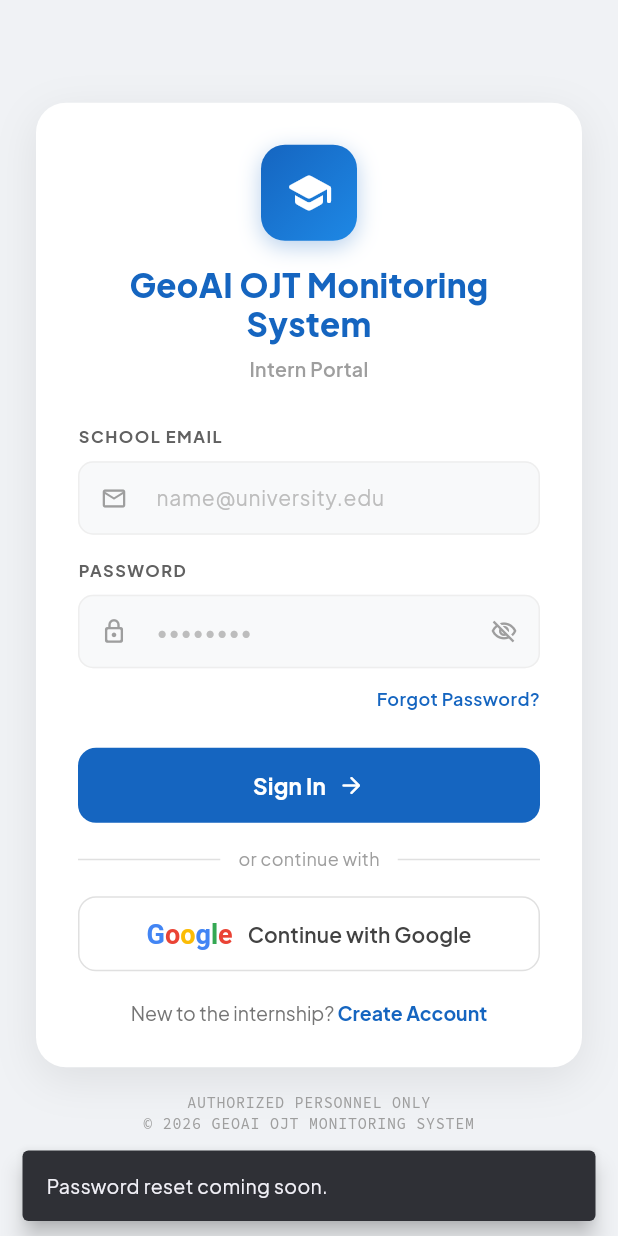
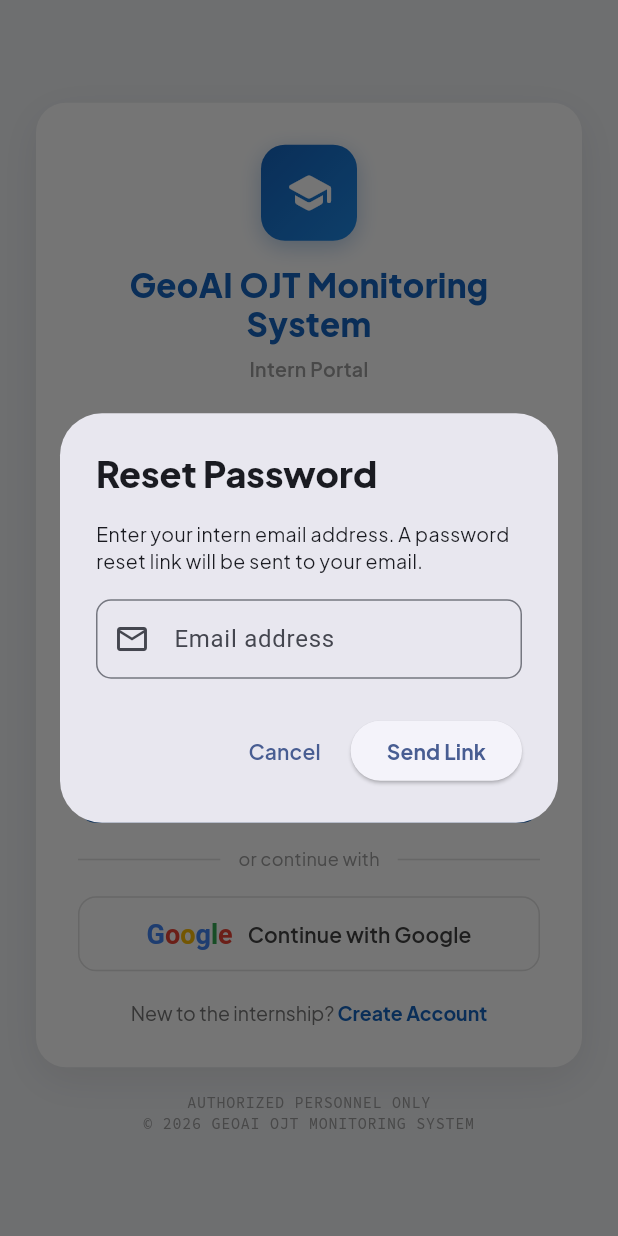
Before and after one commit to Ryel-2-1/ojt_monitoring_app, a Flutter app: the screen it shows after launch, after a tap on "Forgot Password?", on a phone screen of 412 x 824 dp. Run offline on Flutter 3.47's test engine with Material 3 defaults, Android fonts, the light colour scheme and no system bars; our stand-ins replace cloud_firestore, connectivity_plus, firebase_auth, firebase_core, flutter_map, geolocator and 7 more; missing offline and left inert: geolocator_android; accounts and stored records are empty.

Commit message:
bug fixes

```diff
--- a/lib/screens/login_screen.dart
+++ b/lib/screens/login_screen.dart
@@ -123,6 +123,167 @@ class _LoginScreenState extends State<LoginScreen> {
     }
   }
 
+
+Future<void> _showResetPasswordDialog() async {
+  final resetEmailController = TextEditingController(
+    text: _emailController.text.trim(),
+  );
+
+  await showDialog<void>(
+    context: context,
+    builder: (dialogContext) {
+      bool isSending = false;
+      String? dialogError;
+
+      return StatefulBuilder(
+        builder: (context, setDialogState) {
+          return AlertDialog(
+            title: Text(
+              'Reset Password',
+              style: GoogleFonts.plusJakartaSans(
+                fontWeight: FontWeight.w800,
+              ),
+            ),
+            content: Column(
+              mainAxisSize: MainAxisSize.min,
+              crossAxisAlignment: CrossAxisAlignment.start,
+              children: [
+                Text(
+                  'Enter your intern email address. A password reset link will be sent to your email.',
+                  style: GoogleFonts.plusJakartaSans(
+                    fontSize: 13,
+                    height: 1.4,
+                  ),
+                ),
+                const SizedBox(height: 16),
+                TextField(
+                  controller: resetEmailController,
+                  keyboardType: TextInputType.emailAddress,
+                  textInputAction: TextInputAction.done,
+                  enabled: !isSending,
+                  style: GoogleFonts.plusJakartaSans(fontSize: 14),
+                  decoration: InputDecoration(
+                    labelText: 'Email address',
+                    hintText: 'name@university.edu',
+                    prefixIcon: const Icon(Icons.email_outlined),
+                    border: OutlineInputBorder(
+                      borderRadius: BorderRadius.circular(10),
+                    ),
+                  ),
+                ),
+                if (dialogError != null) ...[
+                  const SizedBox(height: 12),
+                  Text(
+                    dialogError!,
+                    style: GoogleFonts.plusJakartaSans(
+                      fontSize: 12,
+                      color: const Color(0xFFC62828),
+                      fontWeight: FontWeight.w600,
+                    ),
+                  ),
+                ],
+              ],
+            ),
+            actions: [
+              TextButton(
+                onPressed: isSending
+                    ? null
+                    : () {
+                        Navigator.of(dialogContext).pop();
+                      },
+                child: Text(
+                  'Cancel',
+                  style: GoogleFonts.plusJakartaSans(
+                    fontWeight: FontWeight.w600,
+                  ),
+                ),
+              ),
+              ElevatedButton(
+                onPressed: isSending
+                    ? null
+                    : () async {
+                        final email = resetEmailController.text.trim();
+
+                        if (email.isEmpty ||
+                            !email.contains('@') ||
+                            !email.contains('.')) {
+                          setDialogState(() {
+                            dialogError = 'Enter a valid email address.';
+                          });
+                          return;
+                        }
+
+                        setDialogState(() {
+                          isSending = true;
+                          dialogError = null;
+                        });
+
+                        try {
+                          final authService =
+                              AppServices.of(context).authService;
+
+                          await authService.sendPasswordResetEmail(
+                            email: email,
+                          );
+
+                          if (!mounted || !dialogContext.mounted) return;
+
+                          Navigator.of(dialogContext).pop();
+
+                          ScaffoldMessenger.of(context).showSnackBar(
+                            SnackBar(
+                              content: Text(
+                                'Password reset link sent. Please check your email.',
+                                style: GoogleFonts.plusJakartaSans(
+                                  fontSize: 13,
+                                ),
+                              ),
+                              duration: const Duration(seconds: 3),
+                              behavior: SnackBarBehavior.floating,
+                            ),
+                          );
+                        } on AuthException catch (e) {
+                          if (!dialogContext.mounted) return;
+
+                          setDialogState(() {
+                            dialogError = e.message;
+                            isSending = false;
+                          });
+                        } catch (_) {
+                          if (!dialogContext.mounted) return;
+
+                          setDialogState(() {
+                            dialogError =
+                                'Could not send reset email. Please try again.';
+                            isSending = false;
+                          });
+                        }
+                      },
+                child: isSending
+                    ? const SizedBox(
+                        width: 18,
+                        height: 18,
+                        child: CircularProgressIndicator(
+                          strokeWidth: 2,
+                          color: Colors.white,
+                        ),
+                      )
+                    : Text(
+                        'Send Link',
+                        style: GoogleFonts.plusJakartaSans(
+                          fontWeight: FontWeight.w700,
+                        ),
+                      ),
+              ),
+            ],
+          );
+        },
+      );
+    },
+  );
+
+  resetEmailController.dispose();
+}
   // ── Build ──────────────────────────────────────────────────────────
 
   @override
@@ -342,21 +503,7 @@ class _LoginScreenState extends State<LoginScreen> {
   return Align(
     alignment: Alignment.centerRight,
     child: GestureDetector(
-        onTap: () {
-          // TODO Phase 4: Replace with ForgotPasswordScreen navigation
-          // Navigator.push(context, MaterialPageRoute(
-          //   builder: (_) => const ForgotPasswordScreen()));
-          ScaffoldMessenger.of(context).showSnackBar(
-            SnackBar(
-              content: Text(
-                'Password reset coming soon.',
-                style: GoogleFonts.plusJakartaSans(fontSize: 13),
-              ),
-              duration: const Duration(seconds: 2),
-              behavior: SnackBarBehavior.floating,
-            ),
-          );
-        },
+      onTap: _isLoading ? null : _showResetPasswordDialog,
       child: Padding(
         padding: const EdgeInsets.symmetric(vertical: 4),
         child: Text(
--- a/lib/services/auth_service.dart
+++ b/lib/services/auth_service.dart
@@ -184,6 +184,21 @@ class AuthService {
     }
   }
 
+  Future<void> sendPasswordResetEmail({
+  required String email,
+}) async {
+  try {
+    await _auth.sendPasswordResetEmail(email: email.trim());
+  } on FirebaseAuthException catch (e) {
+    throw AuthException(code: e.code, message: _mapAuthError(e.code));
+  } catch (_) {
+    throw const AuthException(
+      code: 'unknown',
+      message: 'Password reset failed. Please try again.',
+    );
+  }
+}
+
   Future<void> signOut() async {
     await _auth.signOut();
 
```
Lines whose indentation alone changed are shown as unchanged.
